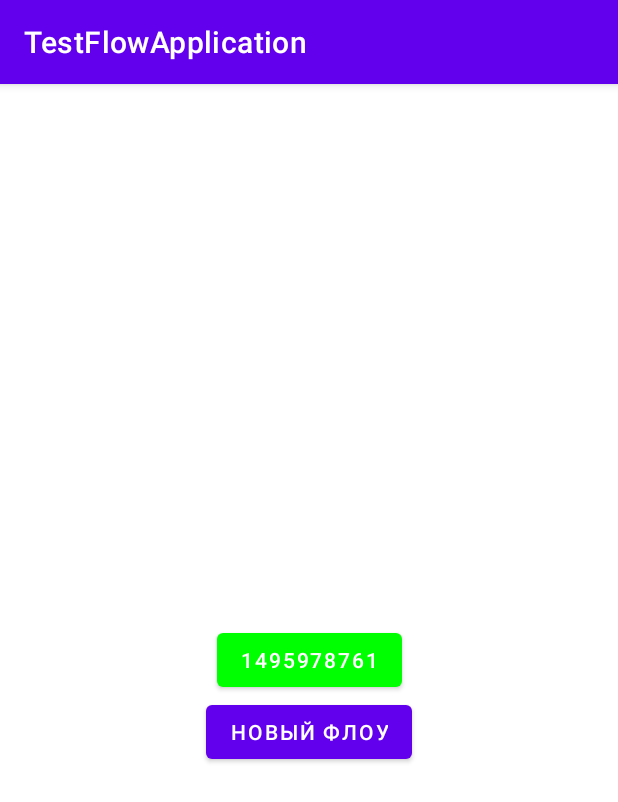
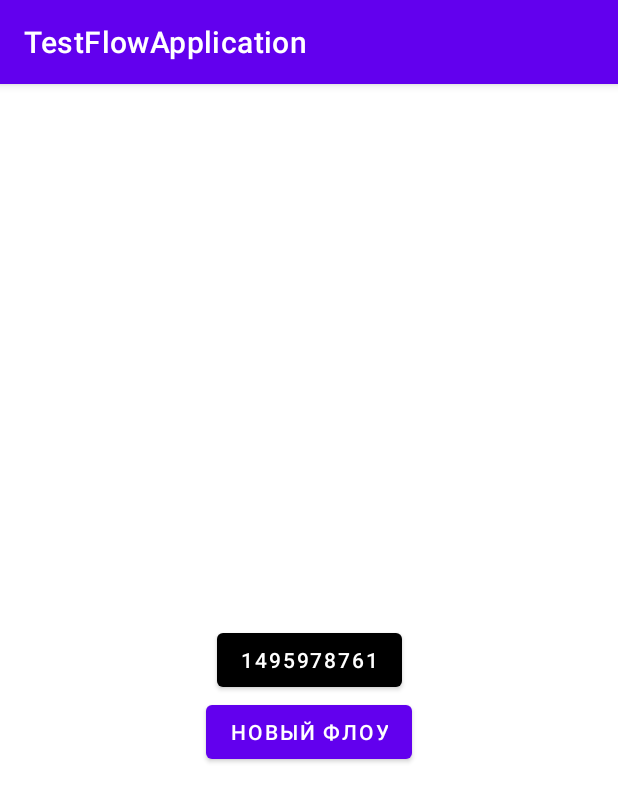
Before and after one commit to Ladgertha/FlowExample, an Android app: the screen it shows after launch (MainActivity), after a tap on an icon or button, on a phone screen of 412 x 824 dp. Shown: the top 802 px of the screen. Run offline under Robolectric (Android 15) with nearby library versions, the phone set to English and light mode, and no system bars.

Commit message:
Fix color (from green to black)

```diff
--- a/app/src/main/java/ru/ladgertha/testflowapplication/MainActivity.kt
+++ b/app/src/main/java/ru/ladgertha/testflowapplication/MainActivity.kt
@@ -60,7 +60,7 @@ class MainActivity : AppCompatActivity() {
     private fun changeTextAndColor(flowValue: Boolean, button: Button) {
         button.text = Random.nextInt().toString()
         if (flowValue) {
-            button.setBackgroundColor(Color.GREEN)
+            button.setBackgroundColor(Color.BLACK)
         } else {
             button.setBackgroundColor(Color.GRAY)
         }
```
